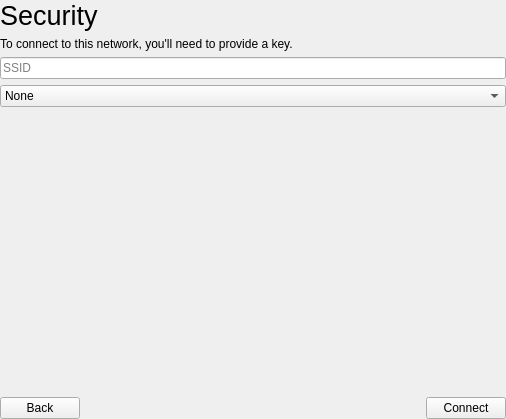
Above: networkmanager/networkwidget.ui from vicr123/theshell before the change. Below: the same form after it.
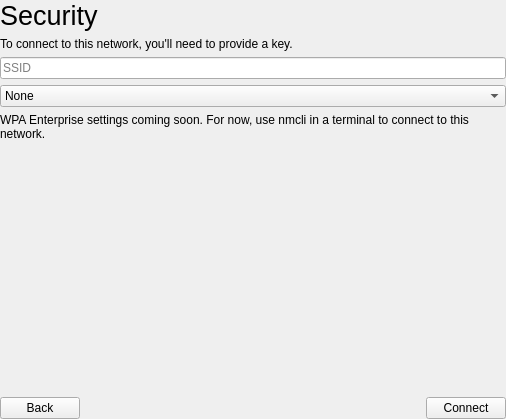
That is the form after the change. The open tabs and pages were chosen to show the change. Icons and pictures are not drawn. Custom widgets are drawn as their Qt base class.

Patch:
```diff
--- a/networkmanager/networkwidget.ui
+++ b/networkmanager/networkwidget.ui
@@ -301,6 +301,32 @@
            </item>
           </layout>
          </widget>
+         <widget class="QWidget" name="page_3">
+          <layout class="QVBoxLayout" name="verticalLayout_9">
+           <property name="leftMargin">
+            <number>0</number>
+           </property>
+           <property name="topMargin">
+            <number>0</number>
+           </property>
+           <property name="rightMargin">
+            <number>0</number>
+           </property>
+           <property name="bottomMargin">
+            <number>0</number>
+           </property>
+           <item>
+            <widget class="QLabel" name="label">
+             <property name="text">
+              <string>WPA Enterprise settings coming soon. For now, use nmcli in a terminal to connect to this network.</string>
+             </property>
+             <property name="wordWrap">
+              <bool>true</bool>
+             </property>
+            </widget>
+           </item>
+          </layout>
+         </widget>
         </widget>
        </item>
        <item>
```
